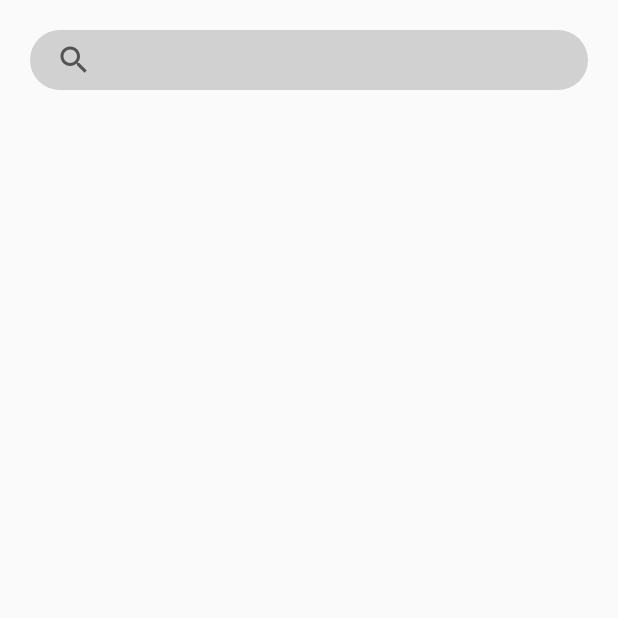
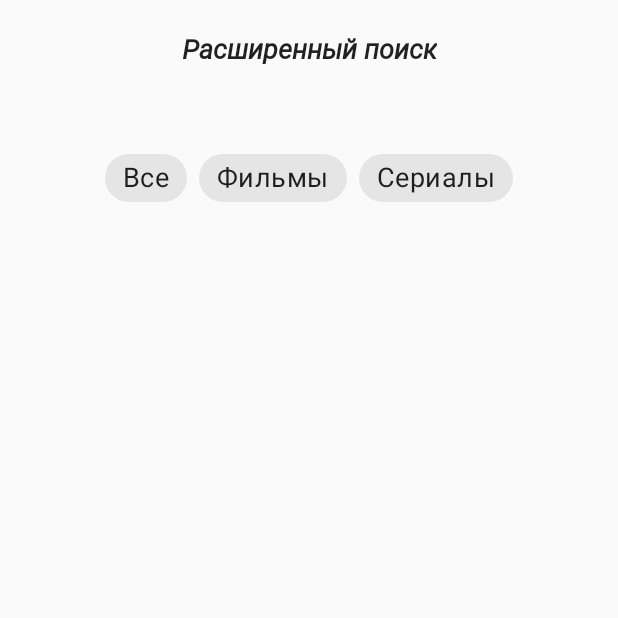
Before and after one commit to Mucmuk69/skillcinema_skillbox, an Android app: the SearchingFragment screen opened through its navigation route, on a phone screen of 412 x 824 dp, the top half of it. Run offline under Robolectric (Android 15) with nearby library versions, the phone set to English and light mode, and no system bars; our stand-ins replace paging; pictures from the network do not load; 2 statements that could not run were skipped.

Commit message:
advanced search in progress

```diff
--- a/app/src/main/java/com/example/test_kinopoisk/ui/searching/SearchingFragment.kt
+++ b/app/src/main/java/com/example/test_kinopoisk/ui/searching/SearchingFragment.kt
@@ -82,6 +82,11 @@ class SearchingFragment : Fragment() {
                         }
                     }
                 }
+
+                binding.ivAdvancedSearch.setOnClickListener {
+                    binding.constraintResultSearch.visibility = View.GONE
+                    binding.constraintAdvancedSearch.visibility = View.VISIBLE
+                }
 //                searchStaffJob?.cancel()
 //                //Получить список актеров, режиссеров по имени
 //                searchStaffJob = viewLifecycleOwner.lifecycleScope.launch {
--- /dev/null
+++ b/app/src/main/res/drawable/advanced_search_24.xml
@@ -0,0 +1,6 @@
+<vector android:height="24dp" android:tint="#000000"
+    android:viewportHeight="24" android:viewportWidth="24"
+    android:width="24dp" xmlns:android="http://schemas.android.com/apk/res/android">
+    <path android:fillColor="@android:color/white" android:pathData="M9,4l-2,0l0,2l-2,0l0,12l2,0l0,2l2,0l0,-2l2,0l0,-12l-2,0z"/>
+    <path android:fillColor="@android:color/white" android:pathData="M19,8l-2,0l0,-4l-2,0l0,4l-2,0l0,7l2,0l0,5l2,0l0,-5l2,0z"/>
+</vector>
--- a/app/src/main/res/layout/fragment_searching.xml
+++ b/app/src/main/res/layout/fragment_searching.xml
@@ -1,20 +1,52 @@
 <?xml version="1.0" encoding="utf-8"?>
-<LinearLayout xmlns:android="http://schemas.android.com/apk/res/android"
+<FrameLayout xmlns:android="http://schemas.android.com/apk/res/android"
     xmlns:app="http://schemas.android.com/apk/res-auto"
     xmlns:tools="http://schemas.android.com/tools"
     android:layout_width="match_parent"
     android:layout_height="match_parent"
-    android:orientation="vertical"
     tools:context=".ui.searching.SearchingFragment">
+
+    <androidx.constraintlayout.widget.ConstraintLayout
+        android:id="@+id/constraint_result_search"
+        android:layout_width="match_parent"
+        android:layout_height="match_parent"
+        android:visibility="gone">
 
         <SearchView
             android:id="@+id/sv_search"
             android:layout_width="match_parent"
             android:layout_height="40dp"
             android:layout_margin="20dp"
+            android:background="@drawable/search_background"
+            android:padding="5dp"
             app:iconifiedByDefault="false"
-        android:background="@drawable/search_background"
-        android:padding="5dp" />
+            app:layout_constraintEnd_toEndOf="parent"
+            app:layout_constraintStart_toStartOf="parent"
+            app:layout_constraintTop_toTopOf="parent" />
+
+        <View
+            android:layout_width="1dp"
+            android:layout_height="30dp"
+            android:background="@color/black"
+            app:layout_constraintBottom_toBottomOf="@+id/sv_search"
+            app:layout_constraintEnd_toEndOf="@+id/sv_search"
+            app:layout_constraintHorizontal_bias="0.85"
+            app:layout_constraintStart_toStartOf="@+id/sv_search"
+            app:layout_constraintTop_toTopOf="@+id/sv_search" />
+
+        <ImageView
+            android:id="@+id/iv_advanced_search"
+            android:layout_width="40dp"
+            android:layout_height="40dp"
+            android:contentDescription="@string/icon_advanced_search"
+            android:scaleX="0.7"
+            android:scaleY="0.8"
+            android:src="@drawable/advanced_search_24"
+            app:layout_constraintBottom_toBottomOf="@+id/sv_search"
+            app:layout_constraintEnd_toEndOf="@+id/sv_search"
+            app:layout_constraintHorizontal_bias="0.97"
+            app:layout_constraintStart_toStartOf="@+id/sv_search"
+            app:layout_constraintTop_toTopOf="@+id/sv_search" />
 
         <androidx.recyclerview.widget.RecyclerView
             android:id="@+id/recycler_search_film"
@@ -24,6 +56,8 @@
             android:orientation="vertical"
             android:padding="5dp"
             app:layoutManager="androidx.recyclerview.widget.LinearLayoutManager"
+            app:layout_constraintStart_toStartOf="parent"
+            app:layout_constraintTop_toBottomOf="@+id/sv_search"
             tools:listitem="@layout/movie_item_all" />
 
         <!--    <androidx.recyclerview.widget.RecyclerView-->
@@ -41,8 +75,74 @@
             android:layout_width="match_parent"
             android:layout_height="wrap_content"
             android:layout_marginTop="70dp"
+            android:text="@string/no_result"
+            android:textSize="18sp"
             android:visibility="gone"
-        android:text="@string/no_result"
-        android:textSize="18sp" />
+            app:layout_constraintBottom_toBottomOf="parent"
+            app:layout_constraintEnd_toEndOf="parent"
+            app:layout_constraintStart_toStartOf="parent"
+            app:layout_constraintTop_toBottomOf="@+id/sv_search" />
+    </androidx.constraintlayout.widget.ConstraintLayout>
 
-</LinearLayout>
+    <androidx.constraintlayout.widget.ConstraintLayout
+        android:id="@+id/constraint_advanced_search"
+        android:layout_width="match_parent"
+        android:layout_height="match_parent"
+        android:layout_margin="10dp"
+        android:padding="10dp">
+
+        <TextView
+            android:id="@+id/tv_advanced_search"
+            style="@style/TitleTextAppearance18"
+            android:layout_width="wrap_content"
+            android:layout_height="wrap_content"
+            android:text="@string/advanced_search_ru"
+            app:layout_constraintEnd_toEndOf="parent"
+            app:layout_constraintStart_toStartOf="parent"
+            app:layout_constraintTop_toTopOf="parent" />
+
+        <com.google.android.material.chip.ChipGroup
+            android:id="@+id/chip_group_1"
+            android:layout_width="wrap_content"
+            android:layout_height="wrap_content"
+            android:layout_marginTop="50dp"
+            android:checkable="true"
+            android:theme="@style/Theme.MaterialComponents.Light"
+            app:layout_constraintEnd_toEndOf="parent"
+            app:layout_constraintStart_toStartOf="parent"
+            app:layout_constraintTop_toBottomOf="@+id/tv_advanced_search">
+
+            <com.google.android.material.chip.Chip
+                android:id="@+id/chip_all"
+                android:layout_width="wrap_content"
+                android:layout_height="wrap_content"
+                android:text="@string/All"
+                android:textSize="18sp"
+                app:layout_constraintStart_toStartOf="parent"
+                app:layout_constraintTop_toTopOf="parent" />
+
+            <com.google.android.material.chip.Chip
+                android:id="@+id/chip_films"
+                android:layout_width="wrap_content"
+                android:layout_height="wrap_content"
+                android:text="@string/films_ru"
+                android:textSize="18sp"
+                app:layout_constraintStart_toEndOf="@+id/chip_all"
+                app:layout_constraintTop_toTopOf="parent" />
+
+            <com.google.android.material.chip.Chip
+                android:id="@+id/chip_serials"
+                android:layout_width="wrap_content"
+                android:layout_height="wrap_content"
+                android:text="@string/serial_ru"
+                android:textSize="18sp"
+                app:layout_constraintStart_toEndOf="@+id/chip_films"
+                app:layout_constraintTop_toTopOf="parent" />
+        </com.google.android.material.chip.ChipGroup>
+
+
+
+    </androidx.constraintlayout.widget.ConstraintLayout>
+
+
+</FrameLayout>
--- a/app/src/main/res/values/strings.xml
+++ b/app/src/main/res/values/strings.xml
@@ -49,4 +49,8 @@
     <string name="genre_ru">Жанр</string>
     <string name="search">Поиск</string>
     <string name="no_result">К сожалению, по вашему запросу\nничего не найдено</string>
+    <string name="icon_advanced_search">icon_advanced_search</string>
+    <string name="films_ru">Фильмы</string>
+    <string name="serial_ru">Сериалы</string>
+    <string name="advanced_search_ru">Расширенный поиск</string>
 </resources>
```
Lines whose indentation alone changed are shown as unchanged.
